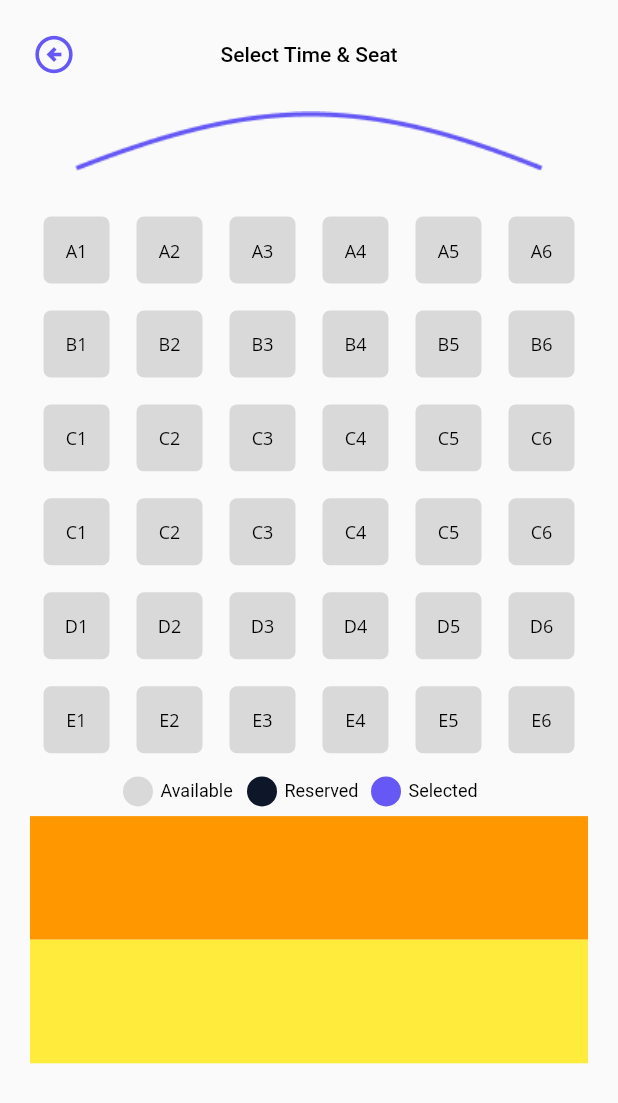
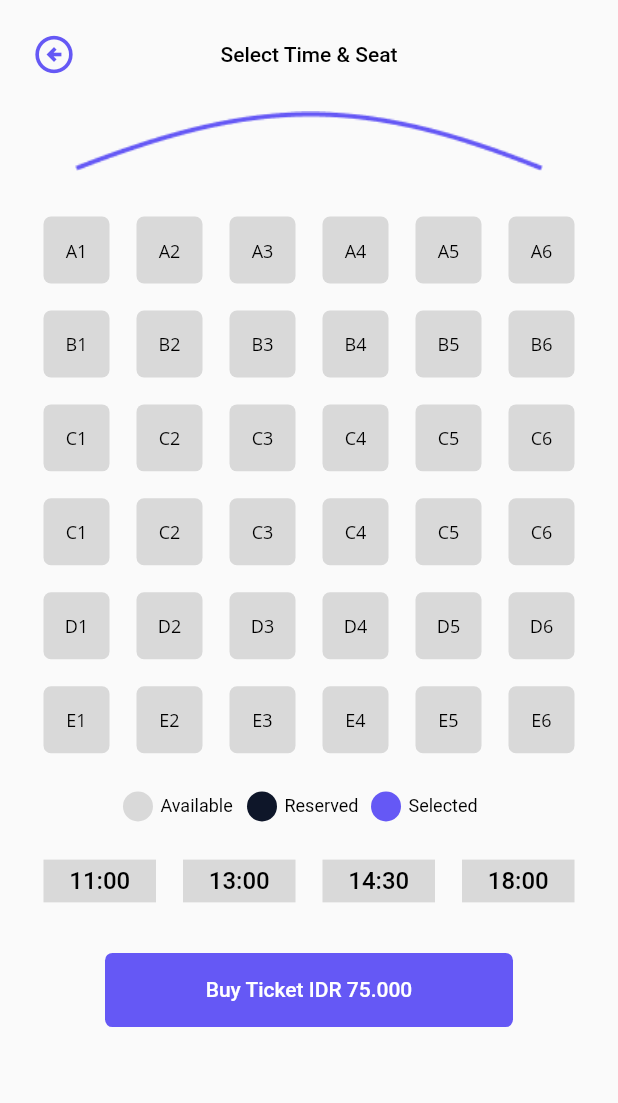
Before and after one commit to Hafizz7/Mobile_Programming_myflutix, a Flutter app: the screen it shows after launch, on a phone screen of 412 x 824 dp. Shown: the top 1103 px of the screen. Run offline on Flutter 3.47's test engine with Material 2 defaults, Android fonts, the phone set to English and light mode, and no system bars; our stand-ins replace cloud_firestore, equatable, firebase_auth; accounts and stored records are empty; Roboto replaces fonts that are missing (Open Sans, Raleway).

Commit message:
finish UI orderSeat

```diff
--- a/lib/ui/pages/orderSeat.dart
+++ b/lib/ui/pages/orderSeat.dart
@@ -8,6 +8,7 @@ class OrderSeat extends StatefulWidget {
 }
 
 class _OrderSeatState extends State<OrderSeat> {
+  int selectedJamIndex = -1;
   List<daftarKursi> daftarkursiku = [
     daftarKursi(nomorKursi: "A1", statusKursi: "Kebeli"),
     daftarKursi(nomorKursi: "A2", statusKursi: "Kebeli"),
@@ -46,6 +47,12 @@ class _OrderSeatState extends State<OrderSeat> {
     daftarKursi(nomorKursi: "E5", statusKursi: "Kebeli"),
     daftarKursi(nomorKursi: "E6", statusKursi: "Kebeli"),
   ];
+  List<jamNonton> jamTonton = [
+    jamNonton(jam: "11:00"),
+    jamNonton(jam: "13:00"),
+    jamNonton(jam: "14:30"),
+    jamNonton(jam: "18:00"),
+  ];
   @override
   Widget build(BuildContext context) {
     return Scaffold(
@@ -61,7 +68,7 @@ class _OrderSeatState extends State<OrderSeat> {
                   alignment: Alignment.center,
                   children: [
                     Positioned(
-                      left: -8, // Mengatur posisi ikon dari sisi kiri
+                      left: -8,
                       child: IconButton(
                         onPressed: () {},
                         icon: Icon(Icons.arrow_circle_left_outlined),
@@ -118,6 +125,7 @@ class _OrderSeatState extends State<OrderSeat> {
                   },
                 ),
               ),
+              SizedBox(height: 10),
               Container(
                 height: MediaQuery.of(context).size.height * 0.04,
                 width: MediaQuery.of(context).size.width * 0.26,
@@ -138,7 +146,7 @@ class _OrderSeatState extends State<OrderSeat> {
                       width: MediaQuery.of(context).size.width * 0.14,
                       height: 20,
                       child: Align(
-                         alignment: Alignment.centerLeft,
+                        alignment: Alignment.centerLeft,
                         child: Text(
                           'Available',
                           style: TextStyle(
@@ -164,7 +172,7 @@ class _OrderSeatState extends State<OrderSeat> {
                       width: MediaQuery.of(context).size.width * 0.14,
                       height: 20,
                       child: Align(
-                         alignment: Alignment.centerLeft,
+                        alignment: Alignment.centerLeft,
                         child: Text(
                           'Reserved',
                           style: TextStyle(
@@ -190,7 +198,7 @@ class _OrderSeatState extends State<OrderSeat> {
                       width: MediaQuery.of(context).size.width * 0.14,
                       height: 20,
                       child: Align(
-                         alignment: Alignment.centerLeft,
+                        alignment: Alignment.centerLeft,
                         child: Text(
                           'Selected',
                           style: TextStyle(
@@ -206,23 +214,109 @@ class _OrderSeatState extends State<OrderSeat> {
                   ],
                 ),
               ),
+              SizedBox(height: 10),
+              Container(
+                height: MediaQuery.of(context).size.height * 0.05,
+                width: MediaQuery.of(context).size.width * 0.26,
+                child: GridView.builder(
+                  physics: NeverScrollableScrollPhysics(),
+                  shrinkWrap: true,
+                  gridDelegate: const SliverGridDelegateWithFixedCrossAxisCount(
+                    crossAxisCount: 4,
+                    childAspectRatio: 2,
+                  ),
+                  itemCount: jamTonton.length,
+                  itemBuilder: (_, i) {
+                    final isItemSelected = selectedJamIndex == i;
 
-              Container(
-                height: MediaQuery.of(context).size.height * 0.10,
-                width: MediaQuery.of(context).size.width * 0.26,
-                color: Colors.orange,
+                    return InkWell(
+                      onTap: () {
+                        setState(() {
+                          if (isItemSelected) {
+                            // Jika item sudah dipilih, batalkan pemilihan
+                            selectedJamIndex = -1;
+                          } else {
+                            // Jika item belum dipilih, pilih item ini dan batalkan pemilihan yang sebelumnya
+                            selectedJamIndex = i;
+                          }
+                        });
+                      },
+                      child: buildContentItems(jamTonton[i],
+                          isItemSelected: isItemSelected),
+                    );
+                  },
+                ),
               ),
-              Container(
-                height: MediaQuery.of(context).size.height * 0.10,
-                width: MediaQuery.of(context).size.width * 0.26,
-                color: Colors.yellow,
-              ),
+              Padding(
+                padding: const EdgeInsets.only(left: 50,right: 50,top: 30),
+                child: InkWell(
+                  onTap: (){
+                    setState(() {
+
+                    });
+                  },
+                  child: InkWell(
+                    onTap: (){
+                      setState(() {
+
+                      });
+                    },
+                    child: Container(
+                      height: MediaQuery.of(context).size.height * 0.06,
+                      decoration: ShapeDecoration(
+                        color: Color(0xFF6558F5),
+                        shape: RoundedRectangleBorder(
+                            borderRadius: BorderRadius.circular(5)),
+                      ),
+                      child: Align(
+                        alignment: Alignment.center,
+                        child: Text(
+                          'Buy Ticket IDR 75.000',
+                          textAlign: TextAlign.center,
+                          style: TextStyle(
+                            color: Colors.white,
+                            fontSize: 14,
+                            fontFamily: 'Raleway',
+                            fontWeight: FontWeight.w500,
+                            height: 0,
+                          ),
+                        ),
+                      ),
+                    ),
+                  ),
+                ),
+              )
             ],
           ),
         ),
       ),
     );
   }
+}
+
+Widget buildContentItems(jamNonton item, {bool isItemSelected = false}) {
+  return Container(
+    child: Padding(
+      padding: const EdgeInsets.all(9.0),
+      child: Container(
+        color: isItemSelected ? Color(0xFF6558F5) : Color(0xFFD9D9D9),
+        child: Align(
+          alignment: Alignment.center,
+          child: Text(
+            '${item.jam}',
+            textAlign: TextAlign.center,
+            style: TextStyle(
+              color: Colors.black,
+              fontSize: 16,
+              fontFamily: 'Raleway',
+              fontWeight: FontWeight.w500,
+              height: 0,
+            ),
+          ),
+        ),
+      ),
+    ),
+  );
 }
 
 Widget buildContentItem(daftarKursi item) {
@@ -264,3 +358,9 @@ class daftarKursi {
     slect = !slect;
   }
 }
+
+class jamNonton {
+  final String jam;
+
+  jamNonton({required this.jam});
+}
```
